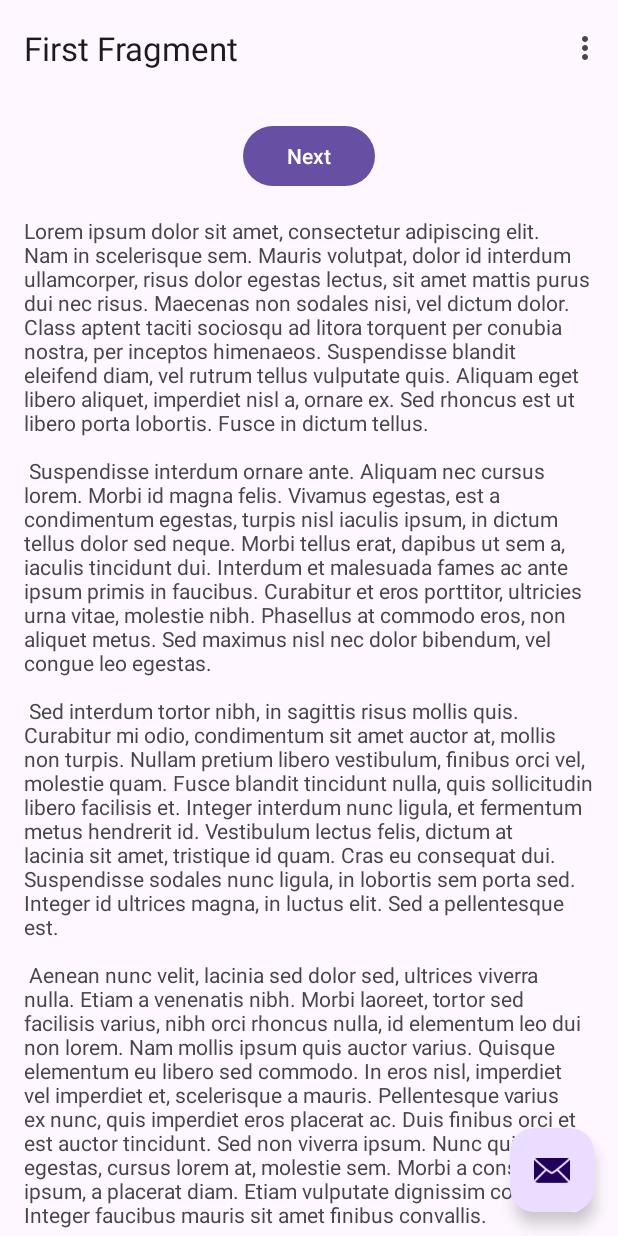
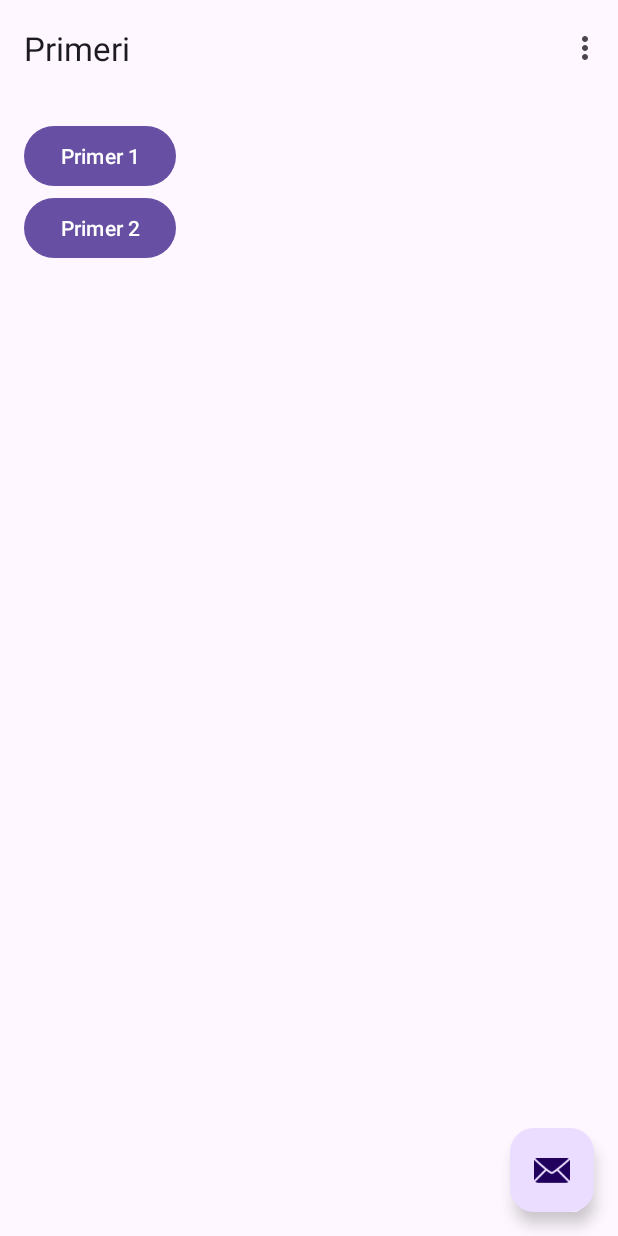
Before and after one commit to stamic/repodemo, an Android app: the screen it shows after launch (MainActivity), on a phone screen of 412 x 824 dp. Run offline under Robolectric (Android 15) with nearby library versions, the phone set to English and light mode, and no system bars; our stand-ins replace Dagger/Hilt's generated code, Timber, navigation-ui.

Commit message:
Uvedi HomeFragment

```diff
--- a/app/src/main/java/com/milovan/repodemo/FirstFragment.kt
+++ /dev/null
@@ -1,79 +0,0 @@
-package com.milovan.repodemo
-
-import android.os.Bundle
-import android.view.LayoutInflater
-import android.view.View
-import android.view.ViewGroup
-import androidx.fragment.app.Fragment
-import androidx.lifecycle.lifecycleScope
-import androidx.navigation.fragment.findNavController
-import com.milovan.repodemo.data.repos.remote.GitHubRetrofitApi
-import com.milovan.repodemo.databinding.FragmentFirstBinding
-import dagger.hilt.android.AndroidEntryPoint
-import kotlinx.coroutines.launch
-import kotlinx.serialization.json.Json
-import okhttp3.MediaType.Companion.toMediaType
-import retrofit2.Retrofit
-import retrofit2.converter.kotlinx.serialization.asConverterFactory
-import timber.log.Timber
-
-/**
- * A simple [Fragment] subclass as the default destination in the navigation.
- */
-@AndroidEntryPoint
-class FirstFragment : Fragment() {
-
-    private var _binding: FragmentFirstBinding? = null
-
-    // This property is only valid between onCreateView and
-    // onDestroyView.
-    private val binding get() = _binding!!
-
-    override fun onCreateView(
-        inflater: LayoutInflater, container: ViewGroup?,
-        savedInstanceState: Bundle?
-    ): View {
-
-        _binding = FragmentFirstBinding.inflate(inflater, container, false)
-        return binding.root
-
-    }
-
-    override fun onViewCreated(view: View, savedInstanceState: Bundle?) {
-        super.onViewCreated(view, savedInstanceState)
-
-        binding.buttonFirst.setOnClickListener {
-            findNavController().navigate(R.id.reposFragment)
-//            testCall()
-        }
-    }
-
-    override fun onDestroyView() {
-        super.onDestroyView()
-        _binding = null
-    }
-
-    private fun testCall() {
-
-//        val jsonNetwork = Json {
-//                ignoreUnknownKeys = true
-//                coerceInputValues = true
-//            }
-//
-//        val networkApi = Retrofit.Builder()
-//            .baseUrl("https://api.github.com/")
-//            .addConverterFactory(
-//                jsonNetwork.asConverterFactory("application/json".toMediaType()
-//                ))
-//            .build()
-//            .create(GitHubRetrofitApi::class.java)
-//
-//        viewLifecycleOwner.lifecycleScope.launch {
-////            val result = networkApi.getRepositoriesTest()
-//            val result = networkApi.getRepositories(20, 1)
-//            Timber.d("${result.message()}")
-//        }
-    }
-
-
-}
--- a/app/src/main/java/com/milovan/repodemo/SecondFragment.kt
+++ b/app/src/main/java/com/milovan/repodemo/HomeFragment.kt
@@ -1,21 +1,21 @@
 package com.milovan.repodemo
 
 import android.os.Bundle
-import androidx.fragment.app.Fragment
 import android.view.LayoutInflater
 import android.view.View
 import android.view.ViewGroup
+import androidx.fragment.app.Fragment
 import androidx.navigation.fragment.findNavController
-import com.milovan.repodemo.databinding.FragmentSecondBinding
+import com.milovan.repodemo.databinding.FragmentHomeBinding
 import dagger.hilt.android.AndroidEntryPoint
 
 /**
- * A simple [Fragment] subclass as the second destination in the navigation.
+ * A simple [Fragment] subclass as the default destination in the navigation.
  */
 @AndroidEntryPoint
-class SecondFragment : Fragment() {
+class HomeFragment : Fragment() {
 
-    private var _binding: FragmentSecondBinding? = null
+    private var _binding: FragmentHomeBinding? = null
 
     // This property is only valid between onCreateView and
     // onDestroyView.
@@ -26,7 +26,7 @@ class SecondFragment : Fragment() {
         savedInstanceState: Bundle?
     ): View {
 
-        _binding = FragmentSecondBinding.inflate(inflater, container, false)
+        _binding = FragmentHomeBinding.inflate(inflater, container, false)
         return binding.root
 
     }
@@ -34,8 +34,13 @@ class SecondFragment : Fragment() {
     override fun onViewCreated(view: View, savedInstanceState: Bundle?) {
         super.onViewCreated(view, savedInstanceState)
 
-        binding.buttonSecond.setOnClickListener {
-            findNavController().navigate(R.id.action_SecondFragment_to_FirstFragment)
+        binding.btnExample1.setOnClickListener {
+            findNavController().navigate(R.id.reposFragment)
+//            testCall()
+        }
+
+        binding.btnExample2.setOnClickListener {
+
         }
     }
 
@@ -43,4 +48,5 @@ class SecondFragment : Fragment() {
         super.onDestroyView()
         _binding = null
     }
+
 }
--- a/app/src/main/res/layout/fragment_first.xml
+++ /dev/null
@@ -1,35 +0,0 @@
-<?xml version="1.0" encoding="utf-8"?>
-<androidx.core.widget.NestedScrollView xmlns:android="http://schemas.android.com/apk/res/android"
-    xmlns:app="http://schemas.android.com/apk/res-auto"
-    xmlns:tools="http://schemas.android.com/tools"
-    android:layout_width="match_parent"
-    android:layout_height="match_parent"
-    tools:context=".FirstFragment">
-
-    <androidx.constraintlayout.widget.ConstraintLayout
-        android:layout_width="match_parent"
-        android:layout_height="match_parent"
-        android:padding="16dp">
-
-        <Button
-            android:id="@+id/button_first"
-            android:layout_width="wrap_content"
-            android:layout_height="wrap_content"
-            android:text="@string/next"
-            app:layout_constraintBottom_toTopOf="@id/textview_first"
-            app:layout_constraintEnd_toEndOf="parent"
-            app:layout_constraintStart_toStartOf="parent"
-            app:layout_constraintTop_toTopOf="parent" />
-
-        <TextView
-            android:id="@+id/textview_first"
-            android:layout_width="wrap_content"
-            android:layout_height="wrap_content"
-            android:layout_marginTop="16dp"
-            android:text="@string/lorem_ipsum"
-            app:layout_constraintBottom_toBottomOf="parent"
-            app:layout_constraintEnd_toEndOf="parent"
-            app:layout_constraintStart_toStartOf="parent"
-            app:layout_constraintTop_toBottomOf="@id/button_first" />
-    </androidx.constraintlayout.widget.ConstraintLayout>
-</androidx.core.widget.NestedScrollView>
--- /dev/null
+++ b/app/src/main/res/layout/fragment_home.xml
@@ -0,0 +1,25 @@
+<?xml version="1.0" encoding="utf-8"?>
+<LinearLayout
+    xmlns:android="http://schemas.android.com/apk/res/android"
+    xmlns:app="http://schemas.android.com/apk/res-auto"
+    xmlns:tools="http://schemas.android.com/tools"
+    android:layout_width="match_parent"
+    android:layout_height="match_parent"
+    android:orientation="vertical"
+    android:padding="16dp"
+    tools:context=".HomeFragment">
+
+    <Button
+        android:id="@+id/btnExample1"
+        android:layout_width="wrap_content"
+        android:layout_height="wrap_content"
+        android:text="Primer 1" />
+
+    <Button
+        android:id="@+id/btnExample2"
+        android:layout_width="wrap_content"
+        android:layout_height="wrap_content"
+        android:text="Primer 2" />
+
+
+</LinearLayout>
--- a/app/src/main/res/layout/fragment_second.xml
+++ /dev/null
@@ -1,35 +0,0 @@
-<?xml version="1.0" encoding="utf-8"?>
-<androidx.core.widget.NestedScrollView xmlns:android="http://schemas.android.com/apk/res/android"
-    xmlns:app="http://schemas.android.com/apk/res-auto"
-    xmlns:tools="http://schemas.android.com/tools"
-    android:layout_width="match_parent"
-    android:layout_height="match_parent"
-    tools:context=".SecondFragment">
-
-    <androidx.constraintlayout.widget.ConstraintLayout
-        android:layout_width="match_parent"
-        android:layout_height="match_parent"
-        android:padding="16dp">
-
-        <Button
-            android:id="@+id/button_second"
-            android:layout_width="wrap_content"
-            android:layout_height="wrap_content"
-            android:text="@string/previous"
-            app:layout_constraintBottom_toTopOf="@id/textview_second"
-            app:layout_constraintEnd_toEndOf="parent"
-            app:layout_constraintStart_toStartOf="parent"
-            app:layout_constraintTop_toTopOf="parent" />
-
-        <TextView
-            android:id="@+id/textview_second"
-            android:layout_width="wrap_content"
-            android:layout_height="wrap_content"
-            android:layout_marginTop="16dp"
-            android:text="@string/lorem_ipsum"
-            app:layout_constraintBottom_toBottomOf="parent"
-            app:layout_constraintEnd_toEndOf="parent"
-            app:layout_constraintStart_toStartOf="parent"
-            app:layout_constraintTop_toBottomOf="@id/button_second" />
-    </androidx.constraintlayout.widget.ConstraintLayout>
-</androidx.core.widget.NestedScrollView>
--- a/app/src/main/res/navigation/nav_graph.xml
+++ b/app/src/main/res/navigation/nav_graph.xml
@@ -3,31 +3,17 @@
     xmlns:app="http://schemas.android.com/apk/res-auto"
     xmlns:tools="http://schemas.android.com/tools"
     android:id="@+id/nav_graph"
-    app:startDestination="@id/FirstFragment">
+    app:startDestination="@id/homeFragment">
 
     <fragment
         android:id="@+id/reposFragment"
         android:name="com.milovan.repodemo.ui.repos.ReposFragment"
-        tools:layout="@layout/fragment_repos"/>
+        tools:layout="@layout/fragment_repos"
+        android:label="Repos"/>
 
     <fragment
-        android:id="@+id/FirstFragment"
-        android:name="com.milovan.repodemo.FirstFragment"
-        android:label="@string/first_fragment_label"
-        tools:layout="@layout/fragment_first">
-
-        <action
-            android:id="@+id/action_FirstFragment_to_SecondFragment"
-            app:destination="@id/SecondFragment" />
-    </fragment>
-    <fragment
-        android:id="@+id/SecondFragment"
-        android:name="com.milovan.repodemo.SecondFragment"
-        android:label="@string/second_fragment_label"
-        tools:layout="@layout/fragment_second">
-
-        <action
-            android:id="@+id/action_SecondFragment_to_FirstFragment"
-            app:destination="@id/FirstFragment" />
-    </fragment>
+        android:id="@+id/homeFragment"
+        android:name="com.milovan.repodemo.HomeFragment"
+        android:label="Primeri"
+        tools:layout="@layout/fragment_home"/>
 </navigation>
--- a/app/src/main/res/values/strings.xml
+++ b/app/src/main/res/values/strings.xml
@@ -2,45 +2,4 @@
     <string name="app_name">RepoDemo</string>
     <string name="action_settings">Settings</string>
     <!-- Strings used for fragments for navigation -->
-    <string name="first_fragment_label">First Fragment</string>
-    <string name="second_fragment_label">Second Fragment</string>
-    <string name="next">Next</string>
-    <string name="previous">Previous</string>
-
-    <string name="lorem_ipsum">
-        Lorem ipsum dolor sit amet, consectetur adipiscing elit. Nam in scelerisque sem. Mauris
-        volutpat, dolor id interdum ullamcorper, risus dolor egestas lectus, sit amet mattis purus
-        dui nec risus. Maecenas non sodales nisi, vel dictum dolor. Class aptent taciti sociosqu ad
-        litora torquent per conubia nostra, per inceptos himenaeos. Suspendisse blandit eleifend
-        diam, vel rutrum tellus vulputate quis. Aliquam eget libero aliquet, imperdiet nisl a,
-        ornare ex. Sed rhoncus est ut libero porta lobortis. Fusce in dictum tellus.\n\n
-        Suspendisse interdum ornare ante. Aliquam nec cursus lorem. Morbi id magna felis. Vivamus
-        egestas, est a condimentum egestas, turpis nisl iaculis ipsum, in dictum tellus dolor sed
-        neque. Morbi tellus erat, dapibus ut sem a, iaculis tincidunt dui. Interdum et malesuada
-        fames ac ante ipsum primis in faucibus. Curabitur et eros porttitor, ultricies urna vitae,
-        molestie nibh. Phasellus at commodo eros, non aliquet metus. Sed maximus nisl nec dolor
-        bibendum, vel congue leo egestas.\n\n
-        Sed interdum tortor nibh, in sagittis risus mollis quis. Curabitur mi odio, condimentum sit
-        amet auctor at, mollis non turpis. Nullam pretium libero vestibulum, finibus orci vel,
-        molestie quam. Fusce blandit tincidunt nulla, quis sollicitudin libero facilisis et. Integer
-        interdum nunc ligula, et fermentum metus hendrerit id. Vestibulum lectus felis, dictum at
-        lacinia sit amet, tristique id quam. Cras eu consequat dui. Suspendisse sodales nunc ligula,
-        in lobortis sem porta sed. Integer id ultrices magna, in luctus elit. Sed a pellentesque
-        est.\n\n
-        Aenean nunc velit, lacinia sed dolor sed, ultrices viverra nulla. Etiam a venenatis nibh.
-        Morbi laoreet, tortor sed facilisis varius, nibh orci rhoncus nulla, id elementum leo dui
-        non lorem. Nam mollis ipsum quis auctor varius. Quisque elementum eu libero sed commodo. In
-        eros nisl, imperdiet vel imperdiet et, scelerisque a mauris. Pellentesque varius ex nunc,
-        quis imperdiet eros placerat ac. Duis finibus orci et est auctor tincidunt. Sed non viverra
-        ipsum. Nunc quis augue egestas, cursus lorem at, molestie sem. Morbi a consectetur ipsum, a
-        placerat diam. Etiam vulputate dignissim convallis. Integer faucibus mauris sit amet finibus
-        convallis.\n\n
-        Phasellus in aliquet mi. Pellentesque habitant morbi tristique senectus et netus et
-        malesuada fames ac turpis egestas. In volutpat arcu ut felis sagittis, in finibus massa
-        gravida. Pellentesque id tellus orci. Integer dictum, lorem sed efficitur ullamcorper,
-        libero justo consectetur ipsum, in mollis nisl ex sed nisl. Donec maximus ullamcorper
-        sodales. Praesent bibendum rhoncus tellus nec feugiat. In a ornare nulla. Donec rhoncus
-        libero vel nunc consequat, quis tincidunt nisl eleifend. Cras bibendum enim a justo luctus
-        vestibulum. Fusce dictum libero quis erat maximus, vitae volutpat diam dignissim.
-    </string>
 </resources>
```
